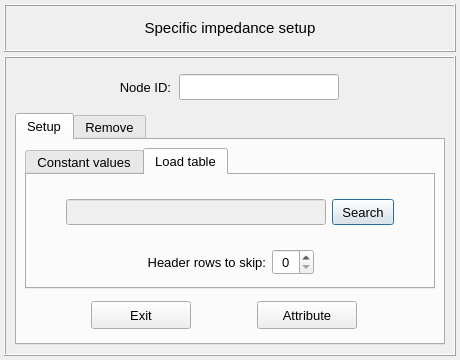
Old version of the form pulse/interface/data/ui_files/model/setup/acoustic/specific_impedance_input.ui in the repository open-pulse/OpenPulse.
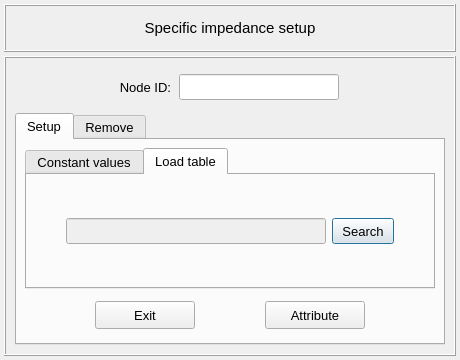
New version of the form. The open tabs and pages were chosen to show the change.

Commit message: Removes the unused QSpinBox controls and adjusts the ui-files

What changed in the file:
```diff
--- a/pulse/interface/data/ui_files/model/setup/acoustic/specific_impedance_input.ui
+++ b/pulse/interface/data/ui_files/model/setup/acoustic/specific_impedance_input.ui
@@ -690,132 +690,6 @@
                 </layout>
                </widget>
               </item>
-              <item row="1" column="0">
-               <widget class="QFrame" name="frame_11">
-                <property name="minimumSize">
-                 <size>
-                  <width>260</width>
-                  <height>32</height>
-                 </size>
-                </property>
-                <property name="maximumSize">
-                 <size>
-                  <width>400</width>
-                  <height>32</height>
-                 </size>
-                </property>
-                <property name="frameShape">
-                 <enum>QFrame::NoFrame</enum>
-                </property>
-                <property name="frameShadow">
-                 <enum>QFrame::Raised</enum>
-                </property>
-                <layout class="QGridLayout" name="gridLayout_14">
-                 <property name="leftMargin">
-                  <number>2</number>
-                 </property>
-                 <property name="topMargin">
-                  <number>2</number>
-                 </property>
-                 <property name="rightMargin">
-                  <number>2</number>
-                 </property>
-                 <property name="bottomMargin">
-                  <number>2</number>
-                 </property>
-                 <property name="horizontalSpacing">
-                  <number>6</number>
-                 </property>
-                 <property name="verticalSpacing">
-                  <number>2</number>
-                 </property>
-                 <item row="0" column="0">
-                  <spacer name="horizontalSpacer_5">
-                   <property name="orientation">
-                    <enum>Qt::Horizontal</enum>
-                   </property>
-                   <property name="sizeHint" stdset="0">
-                    <size>
-                     <width>40</width>
-                     <height>20</height>
-                    </size>
-                   </property>
-                  </spacer>
-                 </item>
-                 <item row="0" column="1">
-                  <widget class="QLabel" name="label_9">
-                   <property name="minimumSize">
-                    <size>
-                     <width>0</width>
-                     <height>26</height>
-                    </size>
-                   </property>
-                   <property name="maximumSize">
-                    <size>
-                     <width>140</width>
-                     <height>26</height>
-                    </size>
-                   </property>
-                   <property name="font">
-                    <font>
-                     <family>MS Shell Dlg 2</family>
-                     <pointsize>10</pointsize>
-                     <weight>50</weight>
-                     <italic>false</italic>
-                     <bold>false</bold>
-                    </font>
-                   </property>
-                   <property name="text">
-                    <string>Header rows to skip:</string>
-                   </property>
-                   <property name="alignment">
-                    <set>Qt::AlignRight|Qt::AlignTrailing|Qt::AlignVCenter</set>
-                   </property>
-                  </widget>
-                 </item>
-                 <item row="0" column="2">
-                  <widget class="QSpinBox" name="spinBox_skip_wors">
-                   <property name="minimumSize">
-                    <size>
-                     <width>0</width>
-                     <height>26</height>
-                    </size>
-                   </property>
-                   <property name="maximumSize">
-                    <size>
-                     <width>16777215</width>
-                     <height>26</height>
-                    </size>
-                   </property>
-                   <property name="font">
-                    <font>
-                     <pointsize>10</pointsize>
-                    </font>
-                   </property>
-                   <property name="alignment">
-                    <set>Qt::AlignCenter</set>
-                   </property>
-                   <property name="maximum">
-                    <number>10</number>
-                   </property>
-                  </widget>
-                 </item>
-                 <item row="0" column="3">
-                  <spacer name="horizontalSpacer_6">
-                   <property name="orientation">
-                    <enum>Qt::Horizontal</enum>
-                   </property>
-                   <property name="sizeHint" stdset="0">
-                    <size>
-                     <width>40</width>
-                     <height>20</height>
-                    </size>
-                   </property>
-                  </spacer>
-                 </item>
-                </layout>
-               </widget>
-              </item>
              </layout>
             </widget>
            </widget>
@@ -830,7 +704,7 @@
             </property>
             <property name="maximumSize">
              <size>
-              <width>400</width>
+              <width>16777215</width>
               <height>80</height>
              </size>
             </property>
```
Left out of the diff: 1 changed line with no effect on the pictures. The commit also changes 12 other files.
